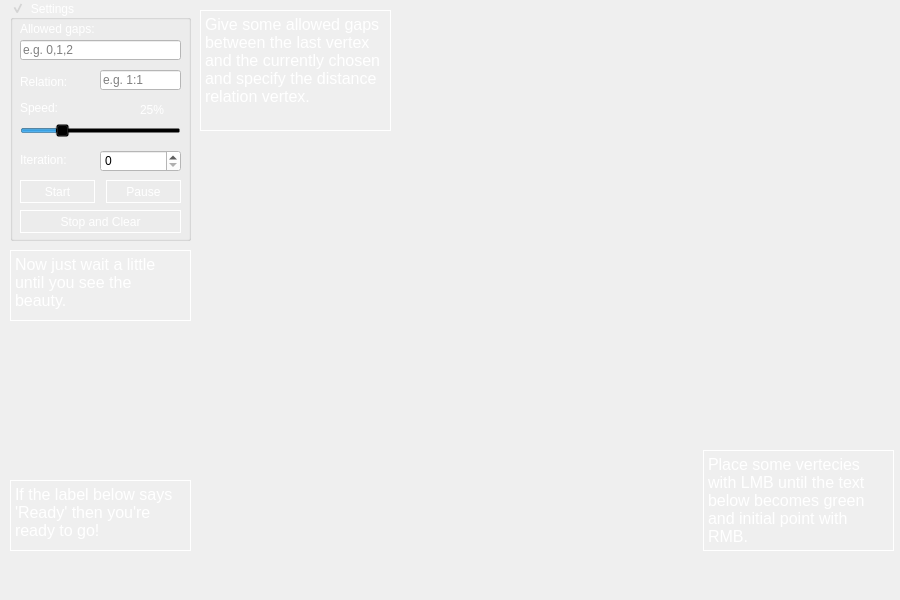
This is gui.ui in notemissary/Coursework as Qt 5 draws it before an edit. The edited form follows.
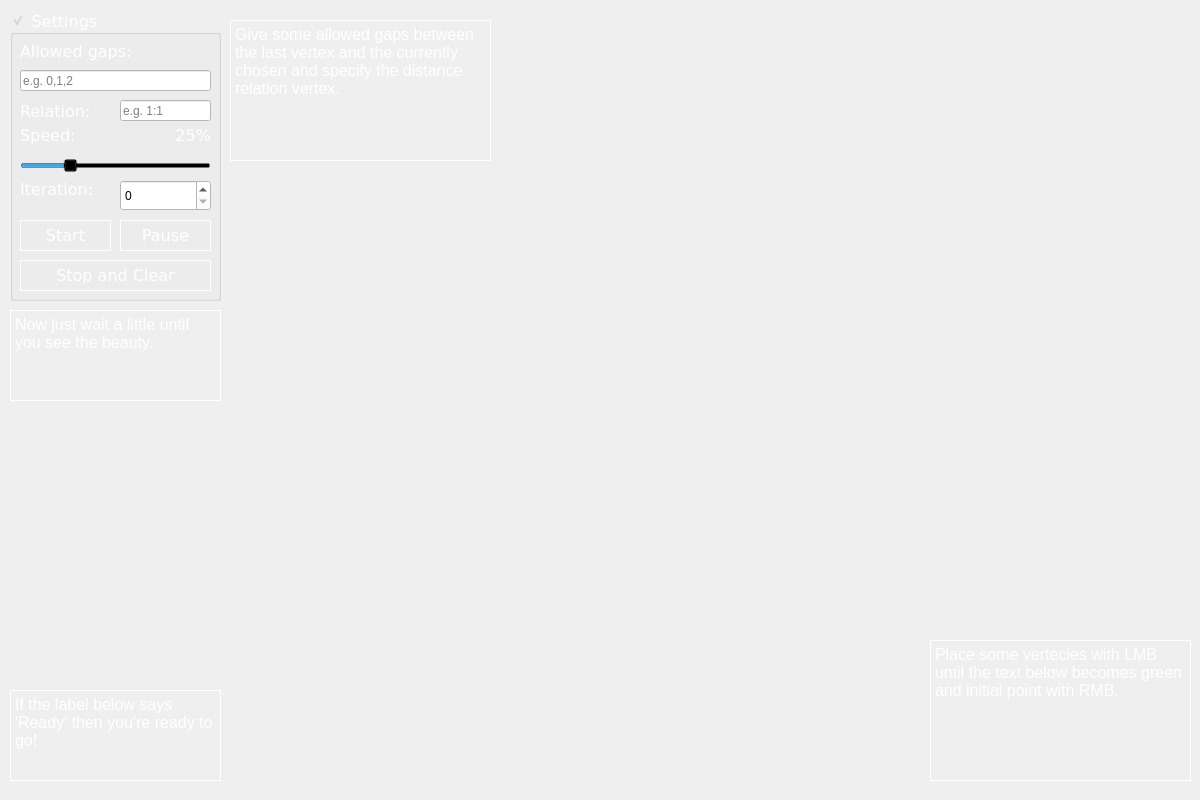
This is the edited form. Icons and pictures are not drawn.

Diff of the .ui file:
```diff
--- a/gui.ui
+++ b/gui.ui
@@ -6,16 +6,28 @@
    <rect>
     <x>0</x>
     <y>0</y>
-    <width>900</width>
-    <height>600</height>
+    <width>1200</width>
+    <height>800</height>
    </rect>
   </property>
   <property name="sizePolicy">
-   <sizepolicy hsizetype="Fixed" vsizetype="Fixed">
+   <sizepolicy hsizetype="Minimum" vsizetype="Minimum">
     <horstretch>0</horstretch>
     <verstretch>0</verstretch>
    </sizepolicy>
   </property>
+  <property name="minimumSize">
+   <size>
+    <width>900</width>
+    <height>600</height>
+   </size>
+  </property>
+  <property name="maximumSize">
+   <size>
+    <width>1200</width>
+    <height>800</height>
+   </size>
+  </property>
   <property name="windowTitle">
    <string>Chaos Game</string>
   </property>
@@ -34,11 +46,20 @@
     <property name="geometry">
      <rect>
       <x>10</x>
-      <y>0</y>
-      <width>181</width>
-      <height>241</height>
+      <y>10</y>
+      <width>211</width>
+      <height>291</height>
      </rect>
     </property>
+    <property name="font">
+     <font>
+      <family>Verdana</family>
+      <pointsize>12</pointsize>
+      <weight>50</weight>
+      <italic>false</italic>
+      <bold>false</bold>
+     </font>
+    </property>
     <property name="styleSheet">
      <string notr="true">font: 12pt &quot;Verdana&quot;;
 color: rgb(255, 255, 255);
@@ -57,9 +78,9 @@
      <property name="geometry">
       <rect>
        <x>10</x>
-       <y>120</y>
-       <width>161</width>
-       <height>22</height>
+       <y>140</y>
+       <width>191</width>
+       <height>31</height>
       </rect>
      </property>
      <property name="minimum">
@@ -87,12 +108,21 @@
     <widget class="QPushButton" name="pauseButton">
      <property name="geometry">
       <rect>
-       <x>96</x>
-       <y>180</y>
-       <width>75</width>
-       <height>23</height>
+       <x>110</x>
+       <y>210</y>
+       <width>91</width>
+       <height>31</height>
       </rect>
      </property>
+     <property name="font">
+      <font>
+       <family>Verdana</family>
+       <pointsize>12</pointsize>
+       <weight>50</weight>
+       <italic>false</italic>
+       <bold>false</bold>
+      </font>
+     </property>
      <property name="styleSheet">
       <string notr="true">font: 12pt &quot;Verdana&quot;;
 border: 1px solid;
@@ -114,11 +144,20 @@
      <property name="geometry">
       <rect>
        <x>10</x>
-       <y>210</y>
-       <width>161</width>
-       <height>23</height>
+       <y>250</y>
+       <width>191</width>
+       <height>31</height>
       </rect>
      </property>
+     <property name="font">
+      <font>
+       <family>Verdana</family>
+       <pointsize>12</pointsize>
+       <weight>50</weight>
+       <italic>false</italic>
+       <bold>false</bold>
+      </font>
+     </property>
      <property name="styleSheet">
       <string notr="true">font: 12pt &quot;Verdana&quot;;
 color: rgb(255, 255, 255);
@@ -140,11 +179,20 @@
      <property name="geometry">
       <rect>
        <x>10</x>
-       <y>20</y>
-       <width>151</width>
-       <height>16</height>
+       <y>30</y>
+       <width>171</width>
+       <height>21</height>
       </rect>
      </property>
+     <property name="font">
+      <font>
+       <family>Verdana</family>
+       <pointsize>12</pointsize>
+       <weight>50</weight>
+       <italic>false</italic>
+       <bold>false</bold>
+      </font>
+     </property>
      <property name="styleSheet">
       <string notr="true">font: 12pt &quot;Verdana&quot;;
 color: rgb(255, 255, 255);</string>
@@ -163,11 +211,20 @@
      <property name="geometry">
       <rect>
        <x>10</x>
-       <y>152</y>
-       <width>81</width>
-       <height>16</height>
+       <y>170</y>
+       <width>101</width>
+       <height>31</height>
       </rect>
      </property>
+     <property name="font">
+      <font>
+       <family>Verdana</family>
+       <pointsize>12</pointsize>
+       <weight>50</weight>
+       <italic>false</italic>
+       <bold>false</bold>
+      </font>
+     </property>
      <property name="styleSheet">
       <string notr="true">font: 12pt &quot;Verdana&quot;;
 color: rgb(255, 255, 255);</string>
@@ -175,16 +232,28 @@
      <property name="text">
       <string>Iteration:</string>
      </property>
+     <property name="alignment">
+      <set>Qt::AlignLeading|Qt::AlignLeft|Qt::AlignTop</set>
+     </property>
     </widget>
     <widget class="QPushButton" name="startButton">
      <property name="geometry">
       <rect>
        <x>10</x>
-       <y>180</y>
-       <width>75</width>
-       <height>23</height>
+       <y>210</y>
+       <width>91</width>
+       <height>31</height>
       </rect>
      </property>
+     <property name="font">
+      <font>
+       <family>Verdana</family>
+       <pointsize>12</pointsize>
+       <weight>50</weight>
+       <italic>false</italic>
+       <bold>false</bold>
+      </font>
+     </property>
      <property name="styleSheet">
       <string notr="true">font: 12pt &quot;Verdana&quot;;
 color: rgb(255, 255, 255);
@@ -205,12 +274,21 @@
     <widget class="QLabel" name="speed_label">
      <property name="geometry">
       <rect>
-       <x>130</x>
-       <y>100</y>
-       <width>41</width>
-       <height>20</height>
+       <x>120</x>
+       <y>110</y>
+       <width>81</width>
+       <height>31</height>
       </rect>
      </property>
+     <property name="font">
+      <font>
+       <family>Verdana</family>
+       <pointsize>12</pointsize>
+       <weight>50</weight>
+       <italic>false</italic>
+       <bold>false</bold>
+      </font>
+     </property>
      <property name="styleSheet">
       <string notr="true">font: 12pt &quot;Verdana&quot;;
 color: rgb(255, 255, 255);</string>
@@ -218,14 +296,17 @@
      <property name="text">
       <string>25%</string>
      </property>
+     <property name="alignment">
+      <set>Qt::AlignRight|Qt::AlignTrailing|Qt::AlignVCenter</set>
+     </property>
     </widget>
     <widget class="QLineEdit" name="lineEdit">
      <property name="geometry">
       <rect>
        <x>10</x>
-       <y>40</y>
-       <width>161</width>
-       <height>20</height>
+       <y>60</y>
+       <width>191</width>
+       <height>21</height>
       </rect>
      </property>
      <property name="styleSheet">
@@ -250,11 +331,20 @@
      <property name="geometry">
       <rect>
        <x>10</x>
-       <y>100</y>
-       <width>51</width>
-       <height>16</height>
+       <y>110</y>
+       <width>91</width>
+       <height>31</height>
       </rect>
      </property>
+     <property name="font">
+      <font>
+       <family>Verdana</family>
+       <pointsize>12</pointsize>
+       <weight>50</weight>
+       <italic>false</italic>
+       <bold>false</bold>
+      </font>
+     </property>
      <property name="styleSheet">
       <string notr="true">font: 12pt &quot;Verdana&quot;;
 color: rgb(255, 255, 255);</string>
@@ -269,10 +359,10 @@
     <widget class="QSpinBox" name="spinBox">
      <property name="geometry">
       <rect>
-       <x>90</x>
-       <y>150</y>
-       <width>81</width>
-       <height>22</height>
+       <x>110</x>
+       <y>170</y>
+       <width>91</width>
+       <height>31</height>
       </rect>
      </property>
      <property name="styleSheet">
@@ -294,11 +384,20 @@
      <property name="geometry">
       <rect>
        <x>10</x>
-       <y>73</y>
-       <width>81</width>
-       <height>16</height>
+       <y>90</y>
+       <width>91</width>
+       <height>21</height>
       </rect>
      </property>
+     <property name="font">
+      <font>
+       <family>Verdana</family>
+       <pointsize>12</pointsize>
+       <weight>50</weight>
+       <italic>false</italic>
+       <bold>false</bold>
+      </font>
+     </property>
      <property name="styleSheet">
       <string notr="true">font: 12pt &quot;Verdana&quot;;
 color: rgb(255, 255, 255);</string>
@@ -316,10 +415,10 @@
     <widget class="QLineEdit" name="lineEdit_2">
      <property name="geometry">
       <rect>
-       <x>90</x>
-       <y>70</y>
-       <width>81</width>
-       <height>20</height>
+       <x>110</x>
+       <y>90</y>
+       <width>91</width>
+       <height>21</height>
       </rect>
      </property>
      <property name="styleSheet">
@@ -347,10 +446,10 @@
    <widget class="QTextEdit" name="textEdit">
     <property name="geometry">
      <rect>
-      <x>703</x>
-      <y>450</y>
-      <width>191</width>
-      <height>101</height>
+      <x>930</x>
+      <y>640</y>
+      <width>261</width>
+      <height>141</height>
      </rect>
     </property>
     <property name="acceptDrops">
@@ -381,10 +480,10 @@
    <widget class="QTextEdit" name="textEdit_2">
     <property name="geometry">
      <rect>
-      <x>200</x>
-      <y>10</y>
-      <width>191</width>
-      <height>121</height>
+      <x>230</x>
+      <y>20</y>
+      <width>261</width>
+      <height>141</height>
      </rect>
     </property>
     <property name="acceptDrops">
@@ -422,9 +521,9 @@
     <property name="geometry">
      <rect>
       <x>10</x>
-      <y>480</y>
-      <width>181</width>
-      <height>71</height>
+      <y>690</y>
+      <width>211</width>
+      <height>91</height>
      </rect>
     </property>
     <property name="acceptDrops">
@@ -459,9 +558,9 @@
     <property name="geometry">
      <rect>
       <x>10</x>
-      <y>250</y>
-      <width>181</width>
-      <height>71</height>
+      <y>310</y>
+      <width>211</width>
+      <height>91</height>
      </rect>
     </property>
     <property name="acceptDrops">
```
Left out of the diff: 17 changed lines with no effect on the pictures.
